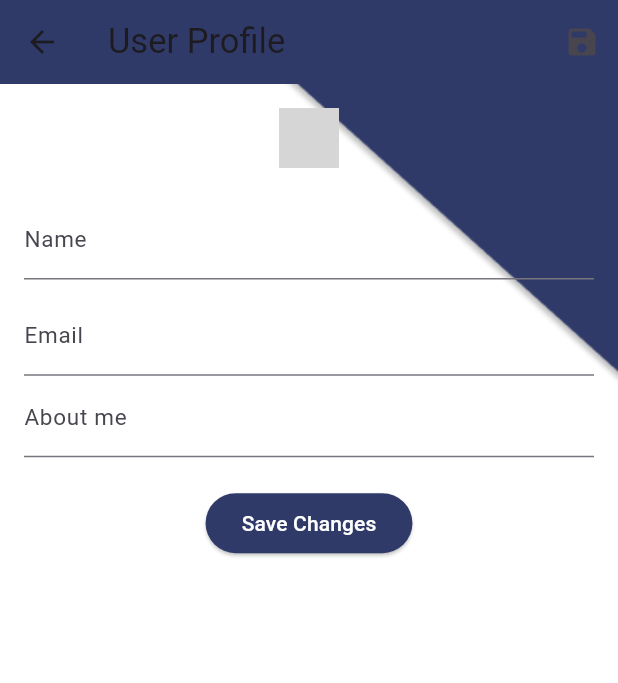
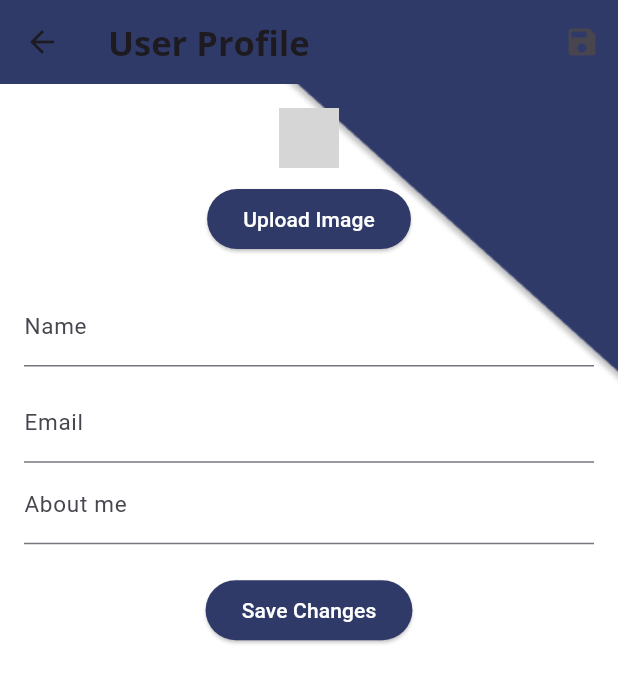
Before and after one commit to jennykim515/El-Pueblo-Del-Rio, a Flutter app: the UserProfileScreen screen opened directly, after a tap on "Save Changes", on a phone screen of 412 x 824 dp. Shown: the top 683 px of the screen. Run offline on Flutter 3.47's test engine with Material 3 defaults, Android fonts, the phone set to English and light mode, and no system bars; our stand-ins replace cloud_firestore, firebase_auth, firebase_core, firebase_database, firebase_storage, google_fonts and 2 more; missing offline and left inert: dart:html; accounts and stored records are empty; network calls fail; Roboto replaces fonts that are missing (Alice); grey boxes are pictures that could not be loaded.

Commit message:
avatar upload image feature

```diff
--- a/lib/models/post.dart
+++ b/lib/models/post.dart
@@ -38,7 +38,7 @@ class Post {
       comments: data['comments'] ?? commentList,
       likesCount: data['likesCount'] ?? 0,
       date: data['date']?.toDate(),
-      imageUrl: data['imageUrl'] ?? '',
+      imageUrl: data['imageUrl'] ?? 'https://picsum.photos/id/1004/960/540',
     );
   }
 
--- a/lib/models/user.dart
+++ b/lib/models/user.dart
@@ -6,6 +6,8 @@ class AppUser {
   String? email;
   String? aboutMe;
   String? userType;
+  late final String? imageUrl;
+
 
   AppUser({
     this.id,
@@ -15,6 +17,7 @@ class AppUser {
     this.email,
     this.userType,
     this.aboutMe,
+    this.imageUrl
   });
 
   // Updated to include an 'id' parameter
@@ -27,6 +30,7 @@ class AppUser {
       email: json['email'],
       userType: json['userType'],
       aboutMe: json['aboutMe'],
+      imageUrl: json['imageUrl']
     );
   }
 
@@ -39,6 +43,7 @@ class AppUser {
       'email': email,
       'userType': userType,
       'aboutMe': aboutMe,
+      'imageUrl': imageUrl
     };
   }
 }
--- a/lib/views/userProfile.dart
+++ b/lib/views/userProfile.dart
@@ -1,9 +1,17 @@
+import 'dart:html';
+import 'dart:html';
+import 'dart:html' as html;
+
 import 'package:cloud_firestore/cloud_firestore.dart';
 import 'package:firebase_auth/firebase_auth.dart';
+import 'package:firebase_storage/firebase_storage.dart';
 import 'package:flutter/material.dart';
+import 'package:image_picker/image_picker.dart';
 import '../controllers/firebaseAuthService.dart';
 import '../models/user.dart';
 import '../nav/avatarImage.dart';
+import 'package:uuid/uuid.dart'; // For generating unique file names
+
 
 class UserProfileScreen extends StatefulWidget {
   const UserProfileScreen({Key? key}) : super(key: key);
@@ -19,6 +27,9 @@ class _UserProfileScreenState extends State<UserProfileScreen> {
   TextEditingController _emailController = TextEditingController();
   TextEditingController _bioController = TextEditingController();
 
+  String? imageUrl; //will be set in "getImage"
+  html.File? _selectedFile; // Add this line to store the selected file
+
 
   @override
   void initState() {
@@ -33,6 +44,7 @@ class _UserProfileScreenState extends State<UserProfileScreen> {
       _nameController.text = _user?.name ?? '';
       _emailController.text = _user?.email ?? '';
       _bioController.text = _user?.aboutMe ?? '';
+
 
     });
   }
@@ -64,9 +76,15 @@ class _UserProfileScreenState extends State<UserProfileScreen> {
             crossAxisAlignment: CrossAxisAlignment.center,
             children: [
               CircleAvatar(
-                backgroundImage: NetworkImage("User Image"), // You need to replace this with the actual user image
+                backgroundImage: NetworkImage(imageUrl?? "https://picsum.photos/id/1004/960/540"), // You need to replace this with the actual user image
               ),
-              SizedBox(height: 20),
+
+              SizedBox(height: 10),
+              ElevatedButton(
+                onPressed: _getImage,
+                child: Text('Upload Image'),
+              ),
+              SizedBox(height:20),
               TextField(
                 controller: _nameController,
                 decoration: InputDecoration(labelText: 'Name'),
@@ -105,13 +123,22 @@ class _UserProfileScreenState extends State<UserProfileScreen> {
     // Assume _authService.updateUserDetails does the actual saving work
     // Update the user object locally
     try {
-      await _authService.updateUserDetails(name: newName, email: newEmail, aboutMe: newBio);
+      //UPDATING user details in firebase
+      String filePath = 'uploads/${Uuid().v4()}.png';
+      final ref = FirebaseStorage.instance.ref().child(filePath);
+      final task = await ref.putBlob(_selectedFile!);
+      final downloadUrl = await task.ref.getDownloadURL();
+
+      await _authService.updateUserDetails(name: newName, email: newEmail, aboutMe: newBio, imageUrl: downloadUrl);
       // Success, update local user object and UI
       setState(() {
         _user?.name = newName;
         _user?.email = newEmail;
         _user?.aboutMe = newBio;
+        _user?.imageUrl = imageUrl;
       });
+
+
     } catch (error) {
       // Handle errors, e.g., show an error dialog
       print("Error saving changes: $error");
@@ -143,4 +170,24 @@ class _UserProfileScreenState extends State<UserProfileScreen> {
     );
   }
 
+  //Pick image to upload
+  void _getImage() {
+    final html.FileUploadInputElement input = html.FileUploadInputElement()..accept = 'image/*';
+    input.click();
+    input.onChange.listen((event) async {
+      final List<html.File>? files = input.files;
+      if (files != null && files.isNotEmpty) {
+        final html.File file = files.first;
+        _selectedFile = file; // Store the selected file
+        final reader = html.FileReader();
+        reader.readAsDataUrl(file);
+        reader.onLoadEnd.listen((event) {
+          setState(() {
+            imageUrl = reader.result as String?; // Display the local image
+          });
+        });
+      }
+    });
+  }
+
 }
--- a/pubspec.yaml
+++ b/pubspec.yaml
@@ -30,7 +30,7 @@ environment:
 dependencies:
   flutter:
     sdk: flutter
-  google_fonts : ^6.1.0
+  google_fonts : 6.1.0 #there is bug with latest verison, so stick to 6.1.0
   # The following adds the Cupertino Icons font to your application.
   # Use with the CupertinoIcons class for iOS style icons.
   cupertino_icons: ^1.0.2
```
Also changed, not shown: lib/controllers/firebaseAuthService.dart (+6 -1 lines), lib/controllers/postController.dart (+8 -0 lines), lib/main.dart (+8 -4 lines), lib/views/homePage.dart (+5 -4 lines), pubspec.lock.
